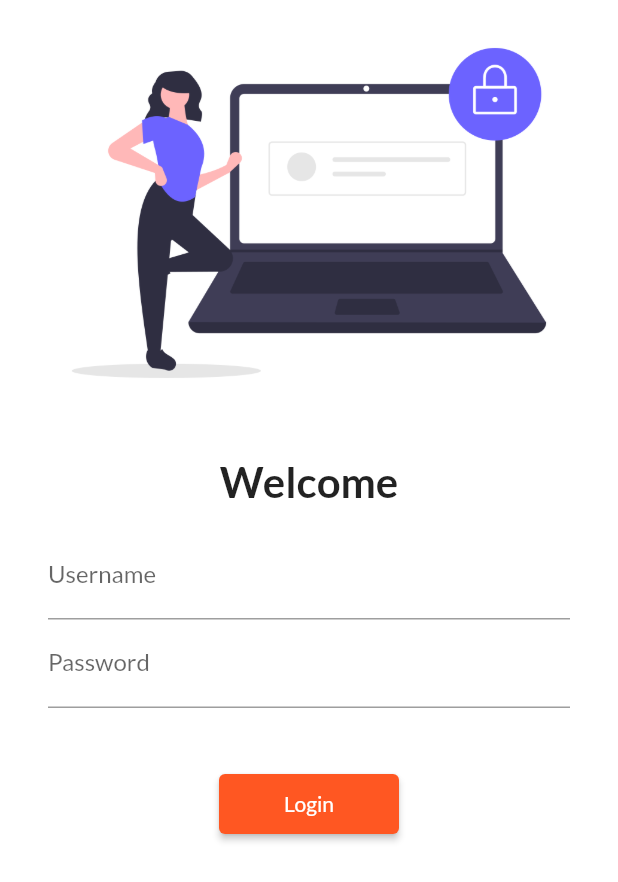
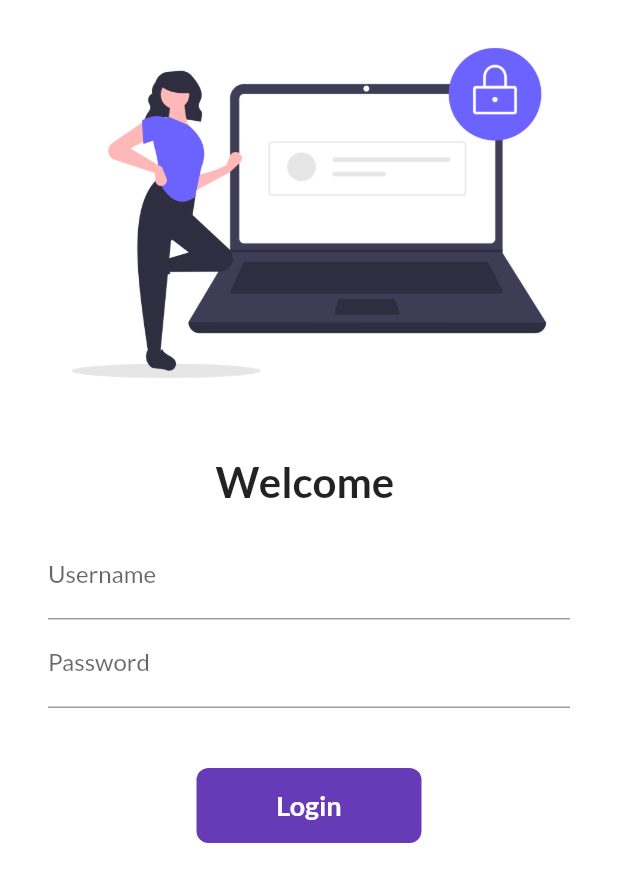
Before and after one commit to mkleel/Flutter, a Flutter app: the screen it shows after launch, on a phone screen of 412 x 824 dp. Shown: the top 882 px of the screen. Run offline on Flutter 3.47's test engine with Material 2 defaults, Android fonts, the phone set to English and light mode, and no system bars; our stand-ins replace google_fonts.

Commit message:
day 6 completed

```diff
--- a/lib/main.dart
+++ b/lib/main.dart
@@ -1,10 +1,11 @@
 import 'package:flutter/material.dart';
 import 'package:flutter_application_1/pages/home_page.dart';
 import 'package:flutter_application_1/pages/login_page.dart';
+import 'package:flutter_application_1/utils/routs.dart';
 import 'package:google_fonts/google_fonts.dart';
 
 void main(List<String> args) {
-  runApp(MyApp());
+  runApp(const MyApp());
 }
 
 class MyApp extends StatelessWidget {
@@ -15,16 +16,16 @@ class MyApp extends StatelessWidget {
     return MaterialApp(
       // home: HomePage(),
       themeMode: ThemeMode.light,
-      theme: ThemeData(primarySwatch: Colors.deepOrange,
+      theme: ThemeData(primarySwatch: Colors.deepPurple,
       fontFamily: GoogleFonts.lato().fontFamily),
 
       // initialRoute: "/home",
 
 
       routes: {
-        "/":(context) => LoginPage(),
-         "/home": (context) => HomePage(),
-        "/login":(context) => LoginPage()
+        "/":(context) => const LoginPage(),
+        MyRoutes.homeRoute: (context) => const HomePage(),
+        MyRoutes.loginRoute:(context) => const LoginPage()
       },
       );
   }
--- a/lib/pages/home_page.dart
+++ b/lib/pages/home_page.dart
@@ -7,10 +7,10 @@ class HomePage extends StatelessWidget {
   Widget build(BuildContext context) {
     return Scaffold(
       appBar: AppBar(
-        title: Text("Foodie"),
+        title: const Text("Foodie"),
       ),
-      body: Center(child: Text("Hello Mukesh")),
-      drawer: Drawer(),
+      body: const Center(child: Text("Hello Mukesh")),
+      drawer: const Drawer(),
 
     );
   }
--- a/lib/pages/login_page.dart
+++ b/lib/pages/login_page.dart
@@ -1,9 +1,16 @@
 import 'package:flutter/material.dart';
 import 'package:flutter_application_1/utils/routs.dart';
 
-class LoginPage extends StatelessWidget {
+class LoginPage extends StatefulWidget {
   const LoginPage({super.key});
 
+  @override
+  State<LoginPage> createState() => _LoginPageState();
+}
+
+class _LoginPageState extends State<LoginPage> {
+  String name = "";
+  bool changeButton = false;
   @override
   Widget build(BuildContext context) {
     // ignore: prefer_const_constructors
@@ -18,8 +25,8 @@ class LoginPage extends StatelessWidget {
             const SizedBox(
               height: 20.0,
               ),
-            const Text("Welcome",
-            style: TextStyle(
+            Text("Welcome $name",
+            style: const TextStyle(
               fontSize: 28,
               fontWeight: FontWeight.bold,
             ),),
@@ -31,6 +38,12 @@ class LoginPage extends StatelessWidget {
               child: Column(
                 children: [
                   TextFormField(
+                    onChanged: (value){
+                      name = value;
+                      setState(() {
+
+                      });
+                    },
                     decoration: const InputDecoration(
                       labelText: "Username",
                       hintText: "Enter Username",
@@ -47,16 +60,54 @@ class LoginPage extends StatelessWidget {
                     height: 40.0,
                   ),
 
-                  ElevatedButton(
-                   // ignore: avoid_print
-                   onPressed: (){
-                    Navigator.pushNamed(context, MyRoutes.homeRoute);
+                  InkWell(
+                    onTap:() async{
+                      setState(() {
+                        changeButton = true;
+                      });
+                      await Future.delayed(const Duration(seconds: 1));
+                      // ignore: use_build_context_synchronously
+                      Navigator.pushNamed(context, MyRoutes.homeRoute);
+                    } ,
+                    child: AnimatedContainer(
+                      duration: const Duration(seconds: 1),
+                      width: changeButton ? 50 : 150,
+                      height: 50,
+                      // color: Colors.deepPurple,
+                      alignment: Alignment.center,
 
-                    },
-                   style: TextButton.styleFrom(minimumSize: const Size(120, 40)),
+                      decoration: BoxDecoration(
+                        color: Colors.deepPurple,
+                        borderRadius:
+                          BorderRadius.circular(changeButton ? 50 : 8)
+                      ),
+                      child: changeButton
+                        ? const Icon(
+                            Icons.done,
+                            color: Colors.white,
+                            )
 
-                   child: const Text("Login",),
-                   )
+                        : const Text(
+                        "Login",
+                        style: TextStyle(
+                          color: Colors.white,
+                          fontWeight: FontWeight.bold,
+                          fontSize: 18
+                        ),
+                      ),
+                    ),
+                  ),
+
+                  // ElevatedButton(
+                  //  // ignore: avoid_print
+                  //  onPressed: (){
+                  //   Navigator.pushNamed(context, MyRoutes.homeRoute);
+
+                  //   },
+                  //  style: TextButton.styleFrom(minimumSize: const Size(120, 40)),
+
+                  //  child: const Text("Login",),
+                  //  )
                 ],
               ),
             ),
--- /dev/null
+++ b/lib/utils/routs.dart
@@ -0,0 +1,4 @@
+class MyRoutes{
+  static String loginRoute = "/login";
+  static String homeRoute = "/home";
+}
```
